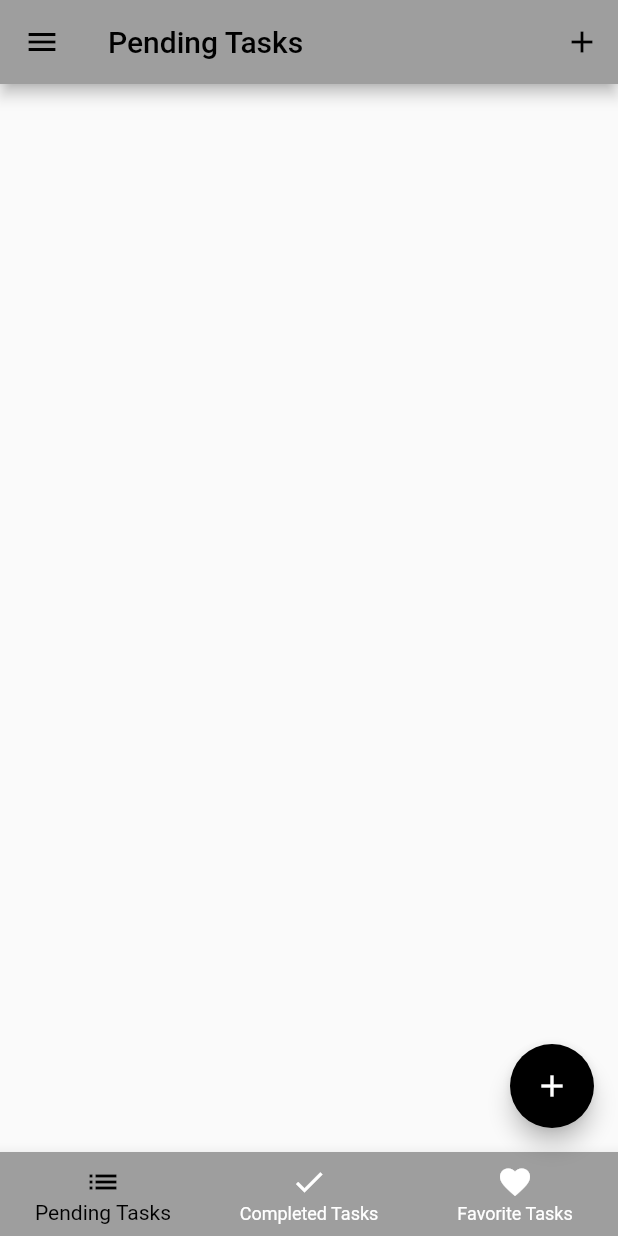
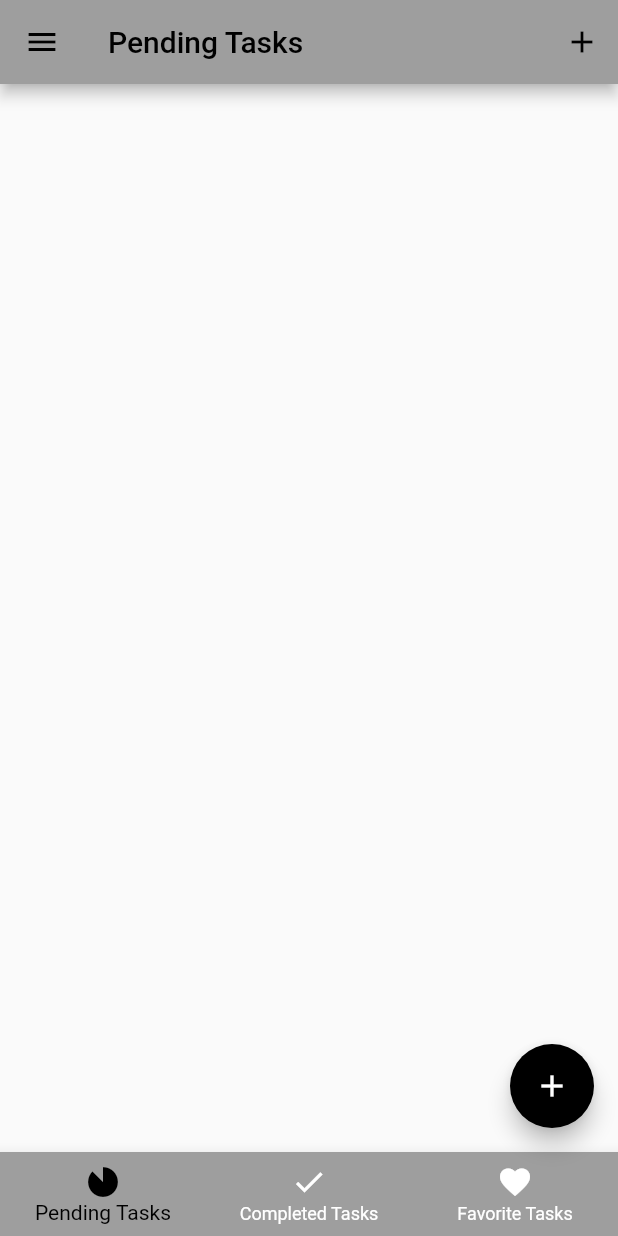
Before and after one commit to banku27/Todo_App_using_Bloc, a Flutter app: the screen it shows after launch, on a phone screen of 412 x 824 dp. Run offline on Flutter 3.47's test engine with Material 2 defaults, Android fonts, the phone set to English and light mode, and no system bars; our stand-ins replace equatable, flutter_bloc, hydrated_bloc.

Commit message:
working tabs

```diff
--- a/lib/Bloc/bloc/tasks_state.dart
+++ b/lib/Bloc/bloc/tasks_state.dart
@@ -1,26 +1,38 @@
 part of 'tasks_bloc.dart';
 
 class TasksState extends Equatable {
-  final List<Task> allTasks;
+  final List<Task> pendingTaks;
+  final List<Task> completedTasks;
+  final List<Task> favoriteTasks;
   final List<Task> removedTasks;
   const TasksState({
-    this.allTasks = const <Task>[],
+    this.pendingTaks = const <Task>[],
+    this.completedTasks = const <Task>[],
+    this.favoriteTasks = const <Task>[],
     this.removedTasks = const <Task>[],
   });
 
   @override
-  List<Object> get props => [allTasks, removedTasks];
+  List<Object> get props =>
+      [pendingTaks, removedTasks, completedTasks, favoriteTasks];
 
   Map<String, dynamic> toMap() {
     return {
-      'allTasks': allTasks.map((x) => x.toMap()).toList(),
+      'pendingTaks': pendingTaks.map((x) => x.toMap()).toList(),
+      'completedTasks': completedTasks.map((x) => x.toMap()).toList(),
+      'favoriteTasks': favoriteTasks.map((x) => x.toMap()).toList(),
       'removedTasks': removedTasks.map((x) => x.toMap()).toList(),
     };
   }
 
   factory TasksState.fromMap(Map<String, dynamic> map) {
     return TasksState(
-      allTasks: List<Task>.from(map['allTasks']?.map((x) => Task.fromMap(x))),
+      pendingTaks:
+          List<Task>.from(map['pendingTaks']?.map((x) => Task.fromMap(x))),
+      completedTasks:
+          List<Task>.from(map['completedTasks']?.map((x) => Task.fromMap(x))),
+      favoriteTasks:
+          List<Task>.from(map['favoriteTasks']?.map((x) => Task.fromMap(x))),
       removedTasks:
           List<Task>.from(map['removedTasks']?.map((x) => Task.fromMap(x))),
     );
--- a/lib/screens/completed_tasks_screen.dart
+++ b/lib/screens/completed_tasks_screen.dart
@@ -13,14 +13,14 @@ class CompletedTasksScreen extends StatelessWidget {
   Widget build(BuildContext context) {
     return BlocBuilder<TasksBloc, TasksState>(
       builder: (context, state) {
-        List<Task> tasksList = state.allTasks;
+        List<Task> tasksList = state.completedTasks;
         return Column(
           crossAxisAlignment: CrossAxisAlignment.center,
           children: [
             Center(
               child: Chip(
                 label: Text(
-                  '${state.allTasks.length} Tasks',
+                  '${tasksList.length} Tasks',
                 ),
               ),
             ),
--- a/lib/screens/favorite_tasks_screen.dart
+++ b/lib/screens/favorite_tasks_screen.dart
@@ -13,14 +13,14 @@ class FavoriteTasksScreen extends StatelessWidget {
   Widget build(BuildContext context) {
     return BlocBuilder<TasksBloc, TasksState>(
       builder: (context, state) {
-        List<Task> tasksList = state.allTasks;
+        List<Task> tasksList = state.favoriteTasks;
         return Column(
           crossAxisAlignment: CrossAxisAlignment.center,
           children: [
             Center(
               child: Chip(
                 label: Text(
-                  '${state.allTasks.length} Tasks',
+                  '${tasksList.length} Tasks',
                 ),
               ),
             ),
--- a/lib/screens/my_drawer.dart
+++ b/lib/screens/my_drawer.dart
@@ -39,7 +39,8 @@ class _MyDrawerState extends State<MyDrawer> {
                   child: ListTile(
                     leading: const Icon(Icons.folder_special),
                     title: const Text('My Tasks'),
-                    trailing: Text('${state.allTasks.length}'),
+                    trailing: Text(
+                        '${state.pendingTaks.length} | ${state.completedTasks.length}'),
                   ),
                 );
               },
--- a/lib/screens/pending_tasks_screen.dart
+++ b/lib/screens/pending_tasks_screen.dart
@@ -27,14 +27,14 @@ class PendingTasksScreen extends StatelessWidget {
   Widget build(BuildContext context) {
     return BlocBuilder<TasksBloc, TasksState>(
       builder: (context, state) {
-        List<Task> tasksList = state.allTasks;
+        List<Task> tasksList = state.pendingTaks;
         return Column(
           crossAxisAlignment: CrossAxisAlignment.center,
           children: [
             Center(
               child: Chip(
                 label: Text(
-                  '${state.allTasks.length} Tasks',
+                  '${tasksList.length} Pending |${state.completedTasks.length}',
                 ),
               ),
             ),
--- a/lib/screens/tabs_screen.dart
+++ b/lib/screens/tabs_screen.dart
@@ -51,11 +51,13 @@ class _TabsScreenState extends State<TabsScreen> {
       ),
       drawer: MyDrawer(),
       body: _pageDetails[_selectedPageIndex]['pageName'],
-      floatingActionButton: FloatingActionButton(
-        onPressed: () => _addTask(context),
-        tooltip: 'Add Task',
-        child: const Icon(Icons.add),
-      ),
+      floatingActionButton: _selectedPageIndex == 0
+          ? FloatingActionButton(
+              onPressed: () => _addTask(context),
+              tooltip: 'Add Task',
+              child: const Icon(Icons.add),
+            )
+          : null,
       bottomNavigationBar: BottomNavigationBar(
         currentIndex: _selectedPageIndex,
         onTap: (index) {
@@ -65,7 +67,8 @@ class _TabsScreenState extends State<TabsScreen> {
         },
         items: const [
           BottomNavigationBarItem(
-              icon: Icon(Icons.list), label: 'Pending Tasks'),
+              icon: Icon(Icons.incomplete_circle_sharp),
+              label: 'Pending Tasks'),
           BottomNavigationBarItem(
               icon: Icon(Icons.done), label: 'Completed Tasks'),
           BottomNavigationBarItem(
```
Also changed, not shown: lib/Bloc/bloc/tasks_bloc.dart (+28 -8 lines).
